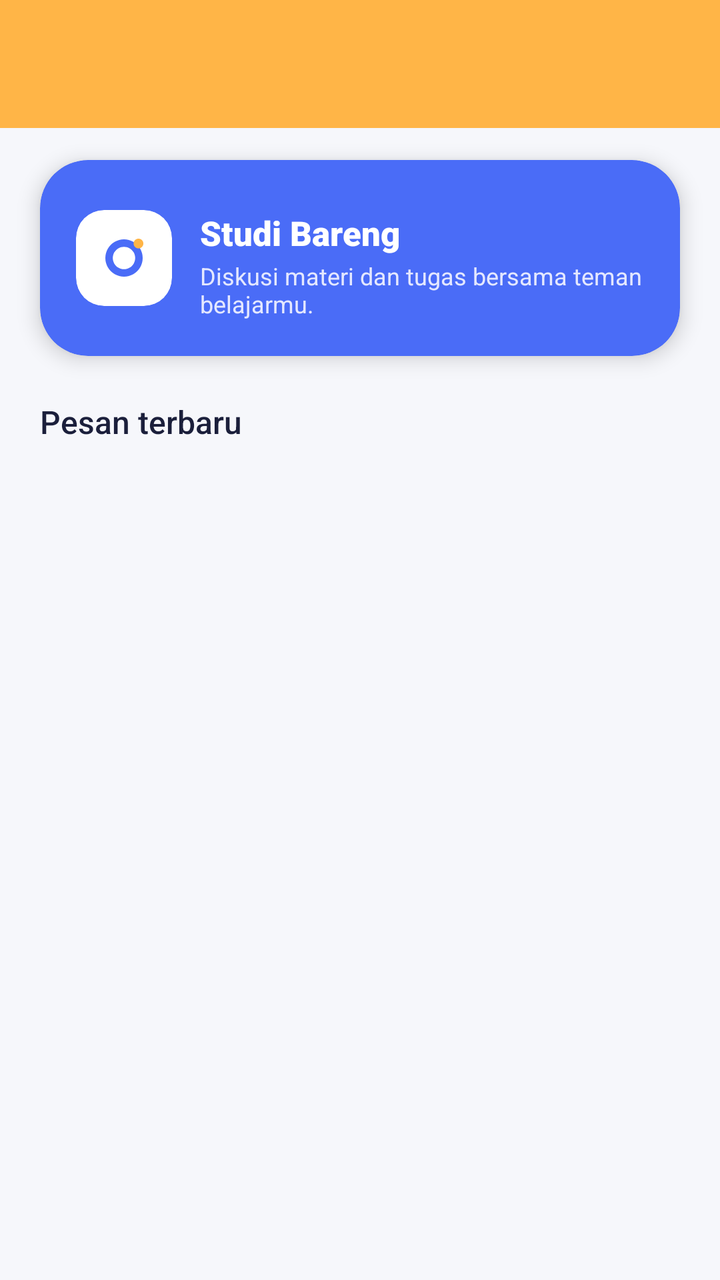
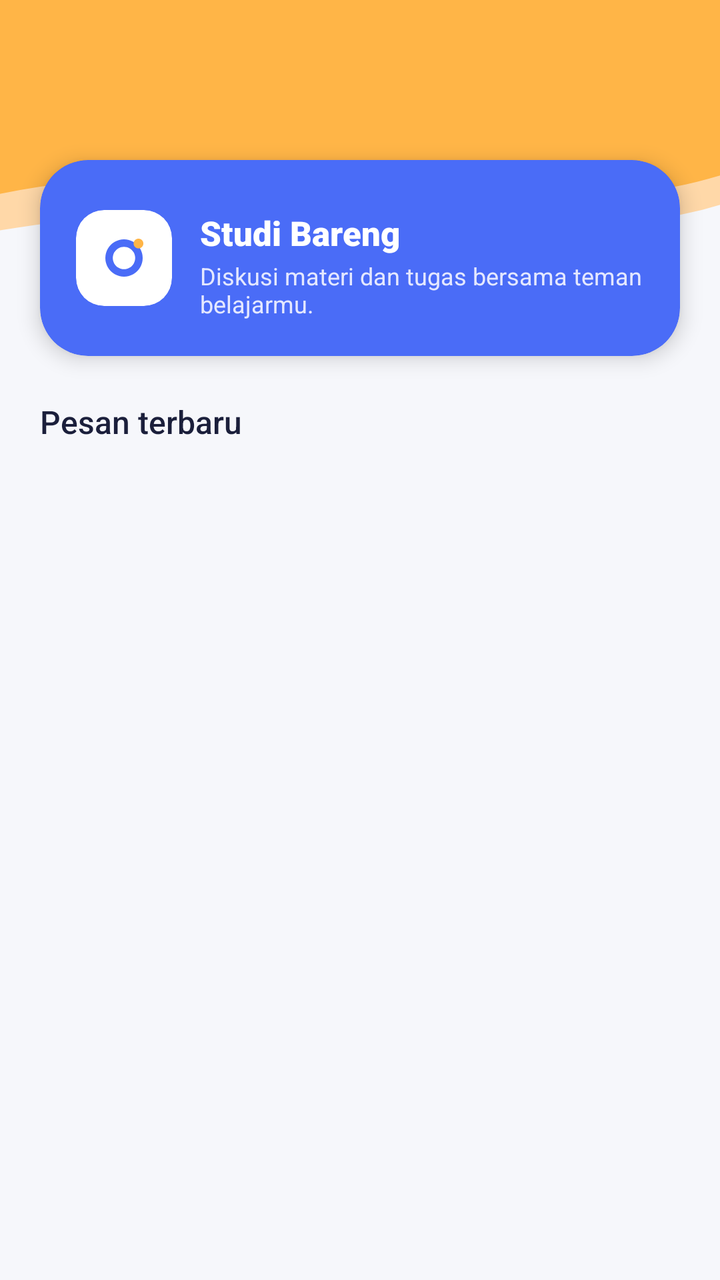

Before-and-after screenshots of an Android layout around one commit, followed by the original layout XML and the change that was made.
<!-- AndroidManifest.xml: application theme Theme.AppYuma -->
<!-- res/layout/fragment_message.xml -->
<?xml version="1.0" encoding="utf-8"?>
<androidx.constraintlayout.widget.ConstraintLayout xmlns:android="http://schemas.android.com/apk/res/android"
    xmlns:app="http://schemas.android.com/apk/res-auto"
    xmlns:tools="http://schemas.android.com/tools"
    android:layout_width="match_parent"
    android:layout_height="match_parent"
    android:background="@color/oppi_bg"
    tools:context=".Message.MessageFragment">

    <androidx.appcompat.widget.Toolbar
        android:id="@+id/toolbar"
        android:layout_width="0dp"
        android:layout_height="?attr/actionBarSize"
        android:background="@color/oppi_yellow"
        app:elevation="2dp"
        app:titleTextAppearance="@style/TextAppearance.Oppi.Toolbar.Title"
        app:titleTextColor="@color/oppi_text_primary"
        app:layout_constraintEnd_toEndOf="parent"
        app:layout_constraintStart_toStartOf="parent"
        app:layout_constraintTop_toTopOf="parent" />

    <com.google.android.material.card.MaterialCardView
        android:id="@+id/cvStudyGroup"
        android:layout_width="0dp"
        android:layout_height="wrap_content"
        android:layout_marginStart="20dp"
        android:layout_marginTop="16dp"
        android:layout_marginEnd="20dp"
        app:cardBackgroundColor="@color/oppi_primary"
        app:cardCornerRadius="24dp"
        app:cardElevation="6dp"
        app:strokeWidth="0dp"
        app:layout_constraintEnd_toEndOf="parent"
        app:layout_constraintStart_toStartOf="parent"
        app:layout_constraintTop_toBottomOf="@id/toolbar">

        <androidx.constraintlayout.widget.ConstraintLayout
            android:layout_width="match_parent"
            android:layout_height="wrap_content"
            android:padding="18dp">

            <com.google.android.material.card.MaterialCardView
                android:id="@+id/cvStudyIcon"
                android:layout_width="48dp"
                android:layout_height="48dp"
                app:cardBackgroundColor="@color/white"
                app:cardCornerRadius="14dp"
                app:cardElevation="0dp"
                app:strokeWidth="0dp"
                app:layout_constraintBottom_toBottomOf="parent"
                app:layout_constraintStart_toStartOf="parent"
                app:layout_constraintTop_toTopOf="parent">

                <ImageView
                    android:layout_width="28dp"
                    android:layout_height="28dp"
                    android:layout_gravity="center"
                    android:contentDescription="Ikon Studi Bareng"
                    android:src="@drawable/ic_logo" />

            </com.google.android.material.card.MaterialCardView>

            <TextView
                android:id="@+id/tvStudyTitle"
                android:layout_width="0dp"
                android:layout_height="wrap_content"
                android:layout_marginStart="14dp"
                android:fontFamily="sans-serif-black"
                android:text="Studi Bareng"
                android:textColor="@color/white"
                android:textSize="17sp"
                app:layout_constraintEnd_toEndOf="parent"
                app:layout_constraintStart_toEndOf="@id/cvStudyIcon"
                app:layout_constraintTop_toTopOf="@id/cvStudyIcon" />

            <TextView
                android:id="@+id/tvStudyDesc"
                android:layout_width="0dp"
                android:layout_height="wrap_content"
                android:layout_marginStart="14dp"
                android:layout_marginTop="2dp"
                android:text="Diskusi materi dan tugas bersama teman belajarmu."
                android:textColor="@color/oppi_lavender"
                android:textSize="12sp"
                app:layout_constraintEnd_toEndOf="parent"
                app:layout_constraintStart_toEndOf="@id/cvStudyIcon"
                app:layout_constraintTop_toBottomOf="@id/tvStudyTitle" />

        </androidx.constraintlayout.widget.ConstraintLayout>

    </com.google.android.material.card.MaterialCardView>

    <TextView
        android:id="@+id/tvMessageSection"
        android:layout_width="wrap_content"
        android:layout_height="wrap_content"
        android:layout_marginStart="20dp"
        android:layout_marginTop="22dp"
        android:fontFamily="sans-serif-medium"
        android:text="Pesan terbaru"
        android:textColor="@color/oppi_text_primary"
        android:textSize="16sp"
        app:layout_constraintStart_toStartOf="parent"
        app:layout_constraintTop_toBottomOf="@id/cvStudyGroup" />

    <ListView
        android:id="@+id/listMessageItems"
        android:layout_width="0dp"
        android:layout_height="0dp"
        android:layout_marginTop="8dp"
        android:clipToPadding="false"
        android:divider="@android:color/transparent"
        android:dividerHeight="10dp"
        android:listSelector="@android:color/transparent"
        android:paddingStart="20dp"
        android:paddingTop="4dp"
        android:paddingEnd="20dp"
        android:paddingBottom="20dp"
        android:scrollbars="none"
        app:layout_constraintBottom_toBottomOf="parent"
        app:layout_constraintEnd_toEndOf="parent"
        app:layout_constraintStart_toStartOf="parent"
        app:layout_constraintTop_toBottomOf="@id/tvMessageSection" />

</androidx.constraintlayout.widget.ConstraintLayout>
<!-- resources referenced by this layout -->
<resources>
  <color name="oppi_bg">#F6F7FB</color>
  <color name="oppi_lavender">#E4E8FF</color>
  <color name="oppi_primary">#4A6CF7</color>
  <color name="oppi_text_primary">#1B1F3B</color>
  <color name="oppi_yellow">#FFB547</color>
  <color name="white">#FFFFFFFF</color>
  <!-- drawable ic_logo (drawable) -->
  <vector xmlns:android="http://schemas.android.com/apk/res/android"
      android:width="96dp"
      android:height="96dp"
      android:viewportWidth="24"
      android:viewportHeight="24">
      
      <path
          android:fillColor="#4A6CF7"
          android:pathData="M12,4a8,8 0 1,0 0.01,0z M12,7.2a4.8,4.8 0 1,1 -0.01,0z"
          android:fillType="evenOdd" />
      
      <path
          android:fillColor="#FFB547"
          android:pathData="M18.2,3.7a2.1,2.1 0 1,0 0.01,0z" />
  </vector>
  <style name="TextAppearance.Oppi.Toolbar.Title" parent="TextAppearance.Material3.TitleMedium">
          <item name="android:textSize">17sp</item>
          <item name="android:fontFamily">sans-serif-medium</item>
          <item name="android:textColor">@color/oppi_text_primary</item>
          <item name="android:letterSpacing">0.01</item>
      </style>
  <style name="Theme.AppYuma" parent="Base.Theme.AppYuma" />
  <style name="Base.Theme.AppYuma" parent="Theme.Material3.Light.NoActionBar">
          <item name="colorPrimary">@color/oppi_primary</item>
          <item name="colorOnPrimary">@color/white</item>
          <item name="colorPrimaryContainer">@color/oppi_lavender</item>
          <item name="android:windowBackground">@color/oppi_bg</item>
      </style>
</resources>

<!-- the commit's change to res/layout/fragment_message.xml (unified diff, before → after) -->
@@ -12,12 +12,23 @@
         android:layout_width="0dp"
         android:layout_height="?attr/actionBarSize"
         android:background="@color/oppi_yellow"
-        app:elevation="2dp"
+        app:elevation="0dp"
         app:titleTextAppearance="@style/TextAppearance.Oppi.Toolbar.Title"
         app:titleTextColor="@color/oppi_text_primary"
         app:layout_constraintEnd_toEndOf="parent"
         app:layout_constraintStart_toStartOf="parent"
         app:layout_constraintTop_toTopOf="parent" />
+
+    <ImageView
+        android:id="@+id/ivWaveHeader"
+        android:layout_width="0dp"
+        android:layout_height="64dp"
+        android:importantForAccessibility="no"
+        android:scaleType="fitXY"
+        android:src="@drawable/bg_header_wave_home"
+        app:layout_constraintEnd_toEndOf="parent"
+        app:layout_constraintStart_toStartOf="parent"
+        app:layout_constraintTop_toBottomOf="@id/toolbar" />
 
     <com.google.android.material.card.MaterialCardView
         android:id="@+id/cvStudyGroup"
<!-- resource entries referenced after the edit -->
@@ -6,6 +6,22 @@
   <color name="oppi_text_primary">#1B1F3B</color>
   <color name="oppi_yellow">#FFB547</color>
   <color name="white">#FFFFFFFF</color>
+  <!-- drawable bg_header_wave_home (drawable) -->
+  <vector xmlns:android="http://schemas.android.com/apk/res/android"
+      android:width="360dp"
+      android:height="70dp"
+      android:viewportWidth="360"
+      android:viewportHeight="70">
+  
+      <path
+          android:fillColor="@color/oppi_peach"
+          android:pathData="M 0,0 L 360,0 L 360,42 C 270,72 180,24 0,56 Z" />
+  
+      <path
+          android:fillColor="@color/oppi_yellow"
+          android:pathData="M 0,0 L 360,0 L 360,26 C 250,62 120,8 0,36 Z" />
+  
+  </vector>
   <!-- drawable ic_logo (drawable) -->
   <vector xmlns:android="http://schemas.android.com/apk/res/android"
       android:width="96dp"
@@ -29,6 +45,7 @@
           <item name="android:letterSpacing">0.01</item>
       </style>
   <style name="Theme.AppYuma" parent="Base.Theme.AppYuma" />
+  <color name="oppi_peach">#FFD8A8</color>
   <style name="Base.Theme.AppYuma" parent="Theme.Material3.Light.NoActionBar">
           <item name="colorPrimary">@color/oppi_primary</item>
           <item name="colorOnPrimary">@color/white</item>
